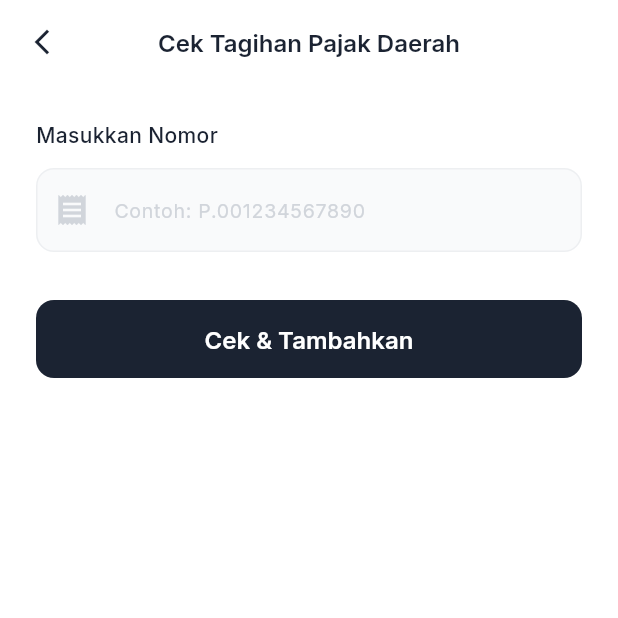
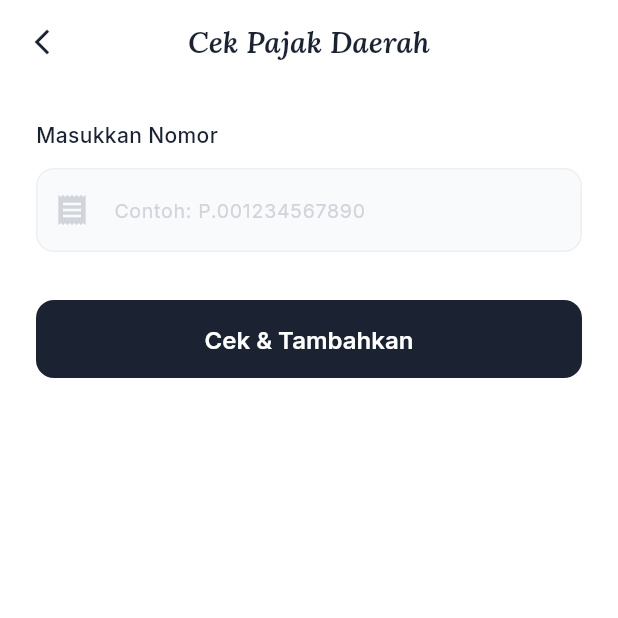
Before and after one commit to Yogiexc/Mobile_Pajak_Jambi, a Flutter app: the CheckTaxScreen screen opened directly with empty values, on a phone screen of 412 x 824 dp, the top half of it. Run offline on Flutter 3.47's test engine with Material 3 defaults, Android fonts, the phone set to English and light mode, and no system bars; our stand-ins replace device_preview, go_router, google_fonts.

```diff
--- a/lib/screens/check_tax_screen.dart
+++ b/lib/screens/check_tax_screen.dart
@@ -69,26 +69,33 @@ class _CheckTaxScreenState extends State<CheckTaxScreen> {
   @override
   Widget build(BuildContext context) {
     return Scaffold(
-      backgroundColor: AppColors.surface,
       appBar: AppBar(
-        backgroundColor: AppColors.surface,
+        backgroundColor: Colors.transparent,
         elevation: 0,
         leading: IconButton(
           icon: const Icon(Icons.arrow_back_ios_new, color: AppColors.primaryDark, size: 20),
           onPressed: () => context.pop(),
         ),
         title: Text(
-          'Cek Tagihan ${_config.title}',
-          style: GoogleFonts.inter(
-            fontSize: 16,
+          'Cek ${_config.title}',
+          style: GoogleFonts.lora(
+            fontSize: 20,
             fontWeight: FontWeight.w600,
+            fontStyle: FontStyle.italic,
             color: AppColors.primaryDark,
           ),
         ),
         centerTitle: true,
       ),
-      body: SafeArea(
-        child: Padding(
+      extendBodyBehindAppBar: true,
+      body: Container(
+        width: double.infinity,
+        height: double.infinity,
+        decoration: const BoxDecoration(
+          color: Colors.white,
+        ),
+        child: SafeArea(
+          child: Padding(
           padding: const EdgeInsets.all(24.0),
           child: Column(
             crossAxisAlignment: CrossAxisAlignment.start,
@@ -152,6 +159,7 @@ class _CheckTaxScreenState extends State<CheckTaxScreen> {
           ),
         ),
       ),
+      ),
     );
   }
 }
```
Also changed, not shown: lib/screens/detail_pajak_screen.dart (+14 -6 lines).
